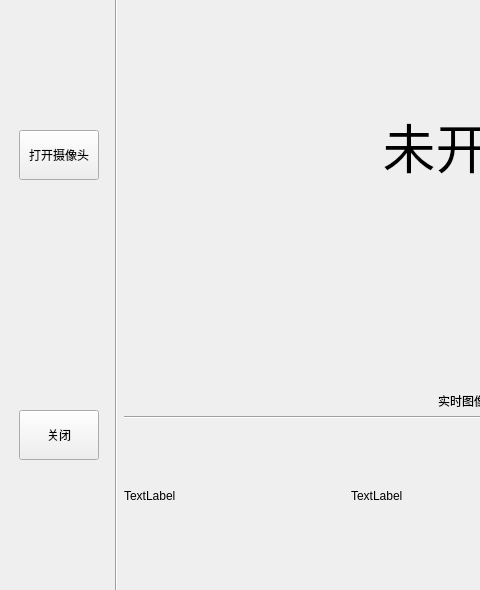
Qt form ProjectUi.ui (Riptide41/PyQtProject) before a commit; both pictures show x 0 to 480 and y 103 to 693 of the 809 by 820 pixel window.
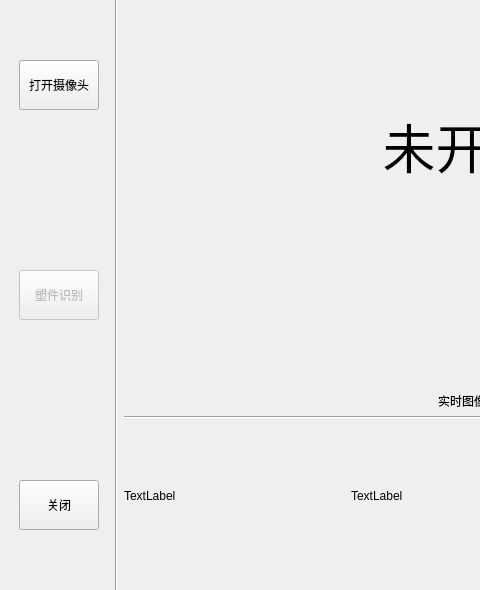
The same form after that commit.

Commit message: add display detected buttuon; IP.py bugged

```diff
--- a/ProjectUi.ui
+++ b/ProjectUi.ui
@@ -71,6 +71,28 @@
           </property>
          </widget>
         </item>
+        <item>
+         <widget class="QPushButton" name="button_show_detected">
+          <property name="enabled">
+           <bool>false</bool>
+          </property>
+          <property name="sizePolicy">
+           <sizepolicy hsizetype="Fixed" vsizetype="Fixed">
+            <horstretch>50</horstretch>
+            <verstretch>50</verstretch>
+           </sizepolicy>
+          </property>
+          <property name="minimumSize">
+           <size>
+            <width>0</width>
+            <height>50</height>
+           </size>
+          </property>
+          <property name="text">
+           <string>塑件识别</string>
+          </property>
+         </widget>
+        </item>
         <item>
          <widget class="QPushButton" name="button_exit">
           <property name="sizePolicy">
```
The commit also changes 2 other files.
